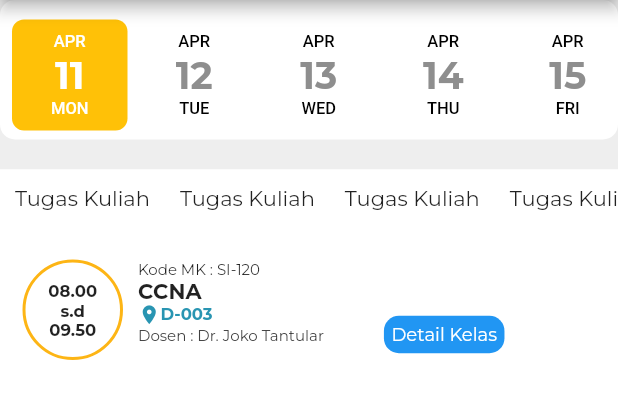
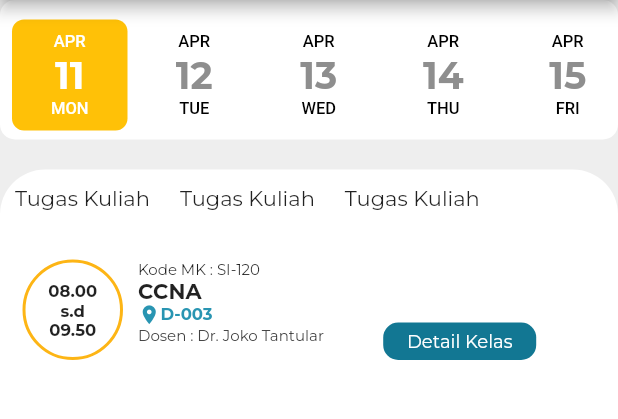
Before and after one commit to salfain/daily_activity, a Flutter app: the screen it shows after launch, on a phone screen of 412 x 824 dp, the part 84-503 px from its top. Run offline on Flutter 3.47's test engine with Material 2 defaults, Android fonts, the phone set to English and light mode, and no system bars; drawn by our look-alikes of date_picker_timeline; our stand-ins replace get; project files that could hold a hidden picture were left out.

Commit message:
button container

```diff
--- a/lib/page/index.dart
+++ b/lib/page/index.dart
@@ -1,5 +1,7 @@
+import 'package:daily_activity/page/mata_kuliah.dart';
 import 'package:date_picker_timeline/date_picker_timeline.dart';
 import 'package:flutter/material.dart';
+import 'package:get/get.dart';
 
 class Index extends StatelessWidget {
   // List<String> today = [
@@ -66,29 +68,19 @@ class Index extends StatelessWidget {
               child: Container(
                 height: size.height,
                 width: size.width,
+                decoration: const BoxDecoration(
                   color: Colors.white,
+                  borderRadius: BorderRadius.vertical(
+                    top: Radius.circular(30),
+                  ),
+                ),
                 child: Column(
                   children: [
                     Container(
-                      color: Colors.white,
                       height: 50,
                       child: ListView(
                         scrollDirection: Axis.horizontal,
                         children: [
-                          Container(
-                            margin: EdgeInsets.all(10.0),
-                            child: Text(
-                              "Tugas Kuliah",
-                              style: TextStyle(fontFamily: "Montserrat"),
-                            ),
-                          ),
-                          Container(
-                            margin: EdgeInsets.all(10.0),
-                            child: Text(
-                              "Tugas Kuliah",
-                              style: TextStyle(fontFamily: "Montserrat"),
-                            ),
-                          ),
                           Container(
                             margin: EdgeInsets.all(10.0),
                             child: Text(
@@ -199,7 +191,7 @@ class Index extends StatelessWidget {
                                         ),
                                       ),
                                       Container(
-                                        padding: EdgeInsets.only(),
+                                        padding: const EdgeInsets.only(),
                                         child: Text(
                                           "Dosen : Dr. Joko Tantular",
                                           style: TextStyle(
@@ -212,33 +204,50 @@ class Index extends StatelessWidget {
                                       ),
                                     ],
                                   ),
-                                  SizedBox(
-                                    width: 10,
-                                  ),
-                                  Column(
-                                    mainAxisAlignment: MainAxisAlignment.center,
+                                  Expanded(
+                                    child: Column(
+                                      mainAxisAlignment: MainAxisAlignment.end,
                                       children: [
                                         Container(
-                                        padding: EdgeInsets.all(5),
-                                        margin:
-                                            EdgeInsets.only(left: 30, top: 33),
-                                        decoration: BoxDecoration(
-                                          color: Colors.blue,
+                                          height: 25,
+                                          width: 102,
+                                          padding: const EdgeInsets.all(5),
+                                          // margin: const EdgeInsets.only(
+                                          //     left: 70, top: 33),
+                                          decoration: const BoxDecoration(
+                                            color: Color(0xff127793),
                                             borderRadius: BorderRadius.all(
                                               Radius.circular(10),
                                             ),
                                           ),
+                                          child: Material(
+                                            color: Colors.transparent,
+                                            child: InkWell(
+                                              onTap: () {
+                                                Navigator.of(context).push(
+                                                    new MaterialPageRoute(
+                                                        builder: (BuildContext
+                                                                context) =>
+                                                            new MataKuliah()));
+                                                //udah bisa
+                                              },
+                                              child: const Center(
                                                 child: Text(
                                                   "Detail Kelas",
                                                   style: TextStyle(
                                                       color: Colors.white,
                                                       fontFamily: "Montserrat",
-                                              fontWeight: FontWeight.normal,
+                                                      fontWeight:
+                                                          FontWeight.w400,
                                                       fontSize: 12),
                                                   //textAlign: TextAlign.center,
                                                 ),
                                               ),
+                                            ),
+                                          ),
+                                        ),
                                       ],
+                                    ),
                                   ),
                                 ],
                               ),
--- a/lib/page/mata_kuliah.dart
+++ b/lib/page/mata_kuliah.dart
@@ -1,3 +1,4 @@
+import 'package:daily_activity/page/index.dart';
 import 'package:daily_activity/widgets/dosen_data.dart';
 import 'package:daily_activity/widgets/list_materi.dart';
 import 'package:flutter/material.dart';
@@ -15,14 +16,18 @@ class _MataKuliahState extends State<MataKuliah> {
     return Scaffold(
       backgroundColor: Colors.grey.shade200,
       appBar: AppBar(
-        backgroundColor: Color(0xff2995B2),
+        backgroundColor: const Color(0xff2995B2),
         centerTitle: true,
         title: Text(
           "Belajar CNNA",
           style: TextStyle(fontFamily: "Montserrat"),
         ),
         leading: IconButton(
-          onPressed: () {},
+          onPressed: () {
+            Navigator.of(context).push(new MaterialPageRoute(
+                builder: (BuildContext context) => new Index()));
+            //udah bisa
+          },
           icon: Icon(Icons.arrow_back_ios_new),
         ),
         // actions: [
--- a/lib/widgets/list_materi.dart
+++ b/lib/widgets/list_materi.dart
@@ -3,16 +3,18 @@ import 'package:flutter/material.dart';
 class listMateri extends StatelessWidget {
   //final List<String> judul = ["Pengenalan CNNA", "Cara kerja CNNA", "APA YA"];
 
+  // ignore: prefer_typing_uninitialized_variables
   final name;
 
-  listMateri({required this.name});
+  // ignore: use_key_in_widget_constructors
+  const listMateri({required this.name});
 
   @override
   Widget build(BuildContext context) {
     return Container(
       height: 236,
       width: MediaQuery.of(context).size.width,
-      margin: EdgeInsets.only(left: 15, right: 15),
+      margin: const EdgeInsets.only(left: 15, right: 15),
       decoration: BoxDecoration(
         color: Colors.white,
         borderRadius: BorderRadius.circular(8),
```
Lines whose indentation alone changed are shown as unchanged.
